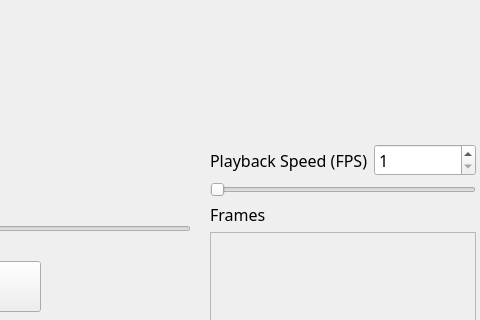
Old version of the form view.ui in the repository samirsarin04/SpriteEditor; both pictures show x 720 to 1200 and y 130 to 450 of the 1200 by 800 pixel window.
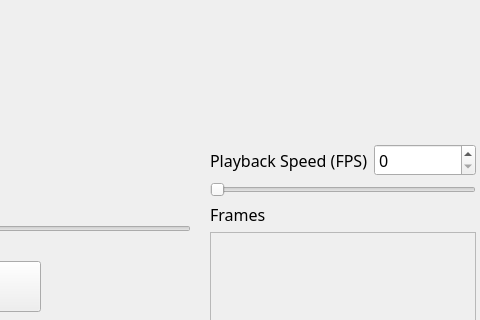
New version of the form. Custom widgets are drawn as their Qt base class.

Commit message: Frame Preview Only shows current frame when fps set to 0

Diff of the .ui file:
```diff
--- a/view.ui
+++ b/view.ui
@@ -468,11 +468,14 @@
          <item>
           <widget class="QSpinBox" name="playbackSpeedSpinBox">
            <property name="minimum">
-            <number>1</number>
+            <number>0</number>
            </property>
            <property name="maximum">
             <number>60</number>
            </property>
+           <property name="value">
+            <number>0</number>
+           </property>
           </widget>
          </item>
         </layout>
```
Left out of the diff: 5 changed lines with no effect on the pictures. The commit also changes 2 other files.
